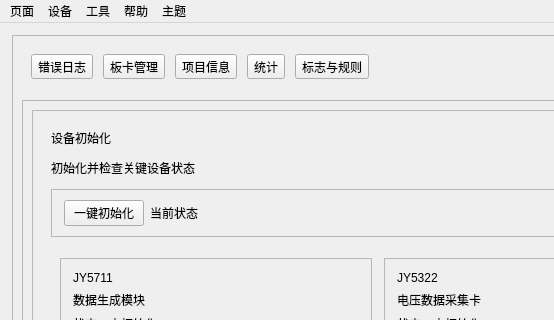
Above: mainwindow.ui from whaip/ATS before the change; both pictures show x 0 to 554 and y 0 to 320 of the 1280 by 768 pixel window. Below: the same form after it.
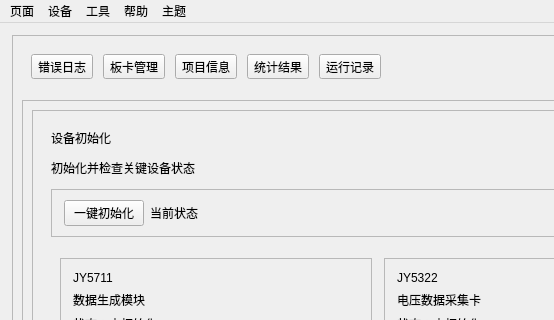
That is the form after the change.

The edit to the form file:
```diff
--- a/mainwindow.ui
+++ b/mainwindow.ui
@@ -93,7 +93,7 @@
           <item>
            <widget class="QToolButton" name="tabStatistics">
             <property name="text">
-             <string>统计</string>
+             <string>统计结果</string>
             </property>
             <property name="checkable">
              <bool>false</bool>
@@ -103,7 +103,7 @@
           <item>
            <widget class="QToolButton" name="tabFlagRule">
             <property name="text">
-             <string>标志与规则</string>
+             <string>运行记录</string>
             </property>
             <property name="checkable">
              <bool>false</bool>
```
